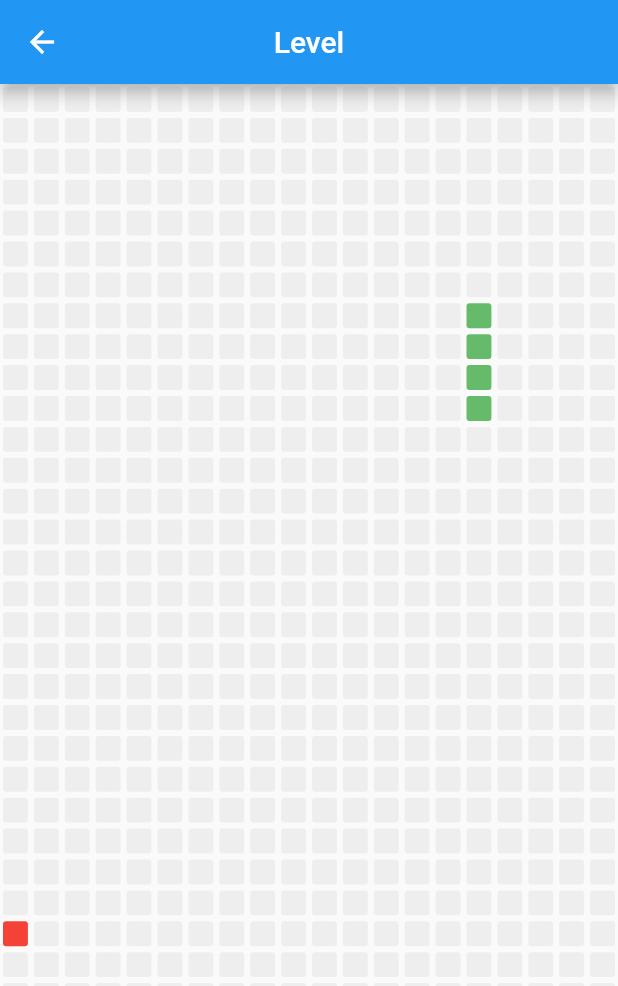
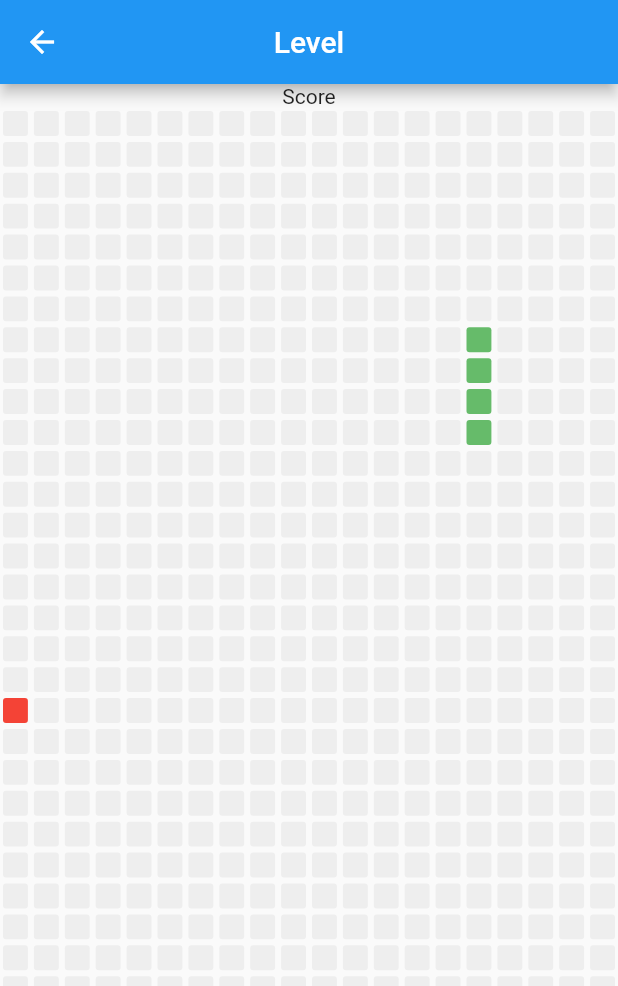
Before and after one commit to carum98/snake, a Flutter app: the SnakePage screen opened by its route, on a phone screen of 412 x 824 dp. Shown: the top 986 px of the screen. Run offline on Flutter 3.47's test engine with Material 2 defaults, Android fonts, the phone set to English and light mode, and no system bars.

Commit message:
Refactor code

```diff
--- a/lib/main.dart
+++ b/lib/main.dart
@@ -30,9 +30,15 @@ class SnakePage extends StatelessWidget {
         title: Text('Level'),
         centerTitle: true,
       ),
-      body: SnakeGame(
-        size: MediaQuery.of(context).size,
-        width: width,
+      body: Column(
+        children: [
+          Text('Score'),
+          Expanded(
+            child: SnakeGame(
+              width: width,
+            ),
+          ),
+        ],
       ),
     );
   }
--- a/lib/pages/snake_game.dart
+++ b/lib/pages/snake_game.dart
@@ -8,9 +8,8 @@ import 'package:flutter/services.dart';
 import 'package:snake/constants/direction.dart';
 
 class SnakeGame extends StatefulWidget {
-  final Size size;
   final int width;
-  const SnakeGame({Key? key, required this.size, required this.width}) : super(key: key);
+  const SnakeGame({Key? key, required this.width}) : super(key: key);
 
   @override
   _SnakeGameState createState() => _SnakeGameState();
@@ -20,12 +19,8 @@ class _SnakeGameState extends State<SnakeGame> {
   final Random random = Random();
 
   List<int> snake = [35, 55, 75, 95];
-  late int food;
-
   Direction direction = Direction.Down;
-
-  late int axisX;
-  late int axisY;
+  int axisX = 1, axisY = 1, food = 1;
 
   late Timer timer;
 
@@ -33,8 +28,9 @@ class _SnakeGameState extends State<SnakeGame> {
   void initState() {
     super.initState();
 
-    axisX = widget.size.width ~/ widget.width;
-    axisY = ((widget.size.height - kToolbarHeight) ~/ widget.width) * axisX;
+    WidgetsBinding.instance?.addPostFrameCallback((timeStamp) {
+      axisX = context.size!.width ~/ widget.width;
+      axisY = ((context.size!.height - kToolbarHeight) ~/ widget.width) * axisX;
 
       food = random.nextInt(axisY);
 
@@ -45,6 +41,7 @@ class _SnakeGameState extends State<SnakeGame> {
           gameOver();
           timer.cancel();
         }
+      });
     });
   }
 
@@ -86,6 +83,7 @@ class _SnakeGameState extends State<SnakeGame> {
         break;
       default:
     }
+
     if (snake.last == food) {
       food = random.nextInt(axisY);
     } else {
@@ -97,6 +95,8 @@ class _SnakeGameState extends State<SnakeGame> {
 
   @override
   Widget build(BuildContext context) {
+    if (axisY <= 1) return Center(child: CircularProgressIndicator());
+
     return (kIsWeb || Platform.isMacOS)
         ? RawKeyboardListener(
             focusNode: FocusNode(),
```
Also changed, not shown: 1 other file. Lines whose indentation alone changed are shown as unchanged.
